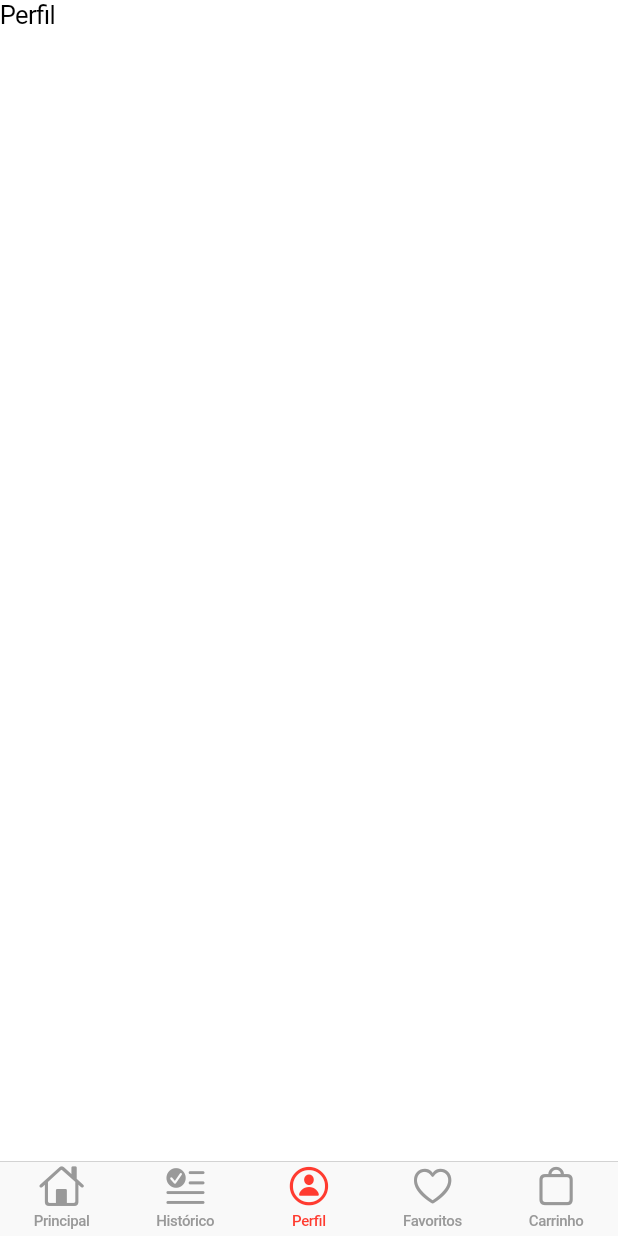
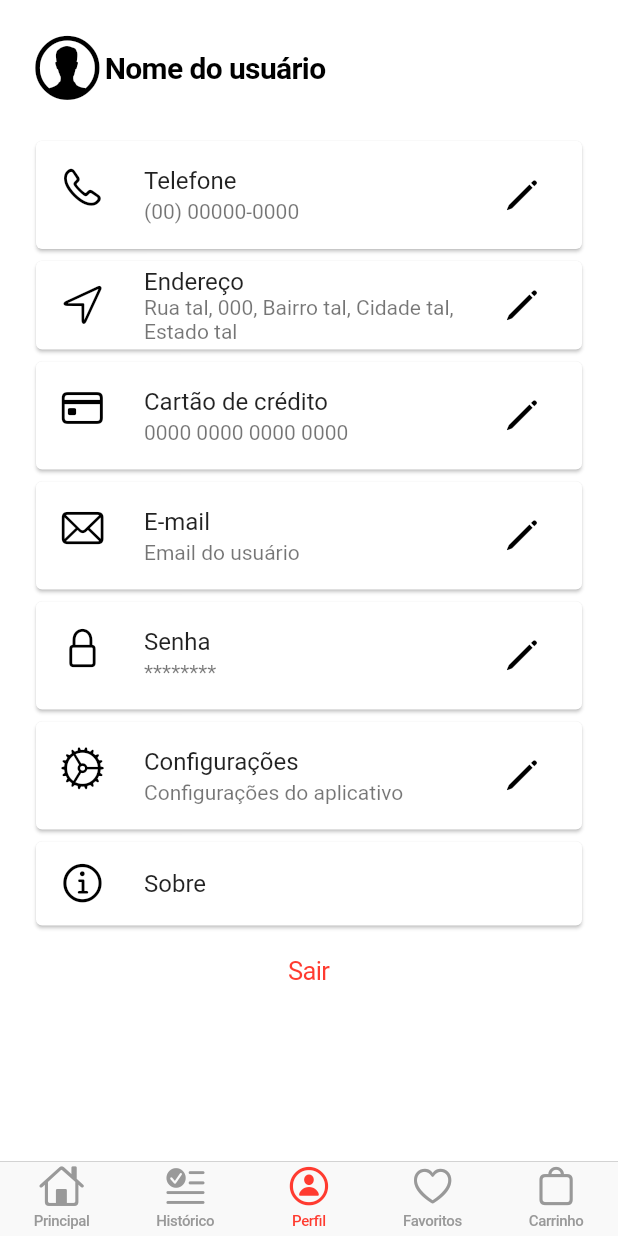
Before and after one commit to RToramaru/delivery_app, a Flutter app: the screen it shows after launch, item 3 of the bottom bar chosen, on a phone screen of 412 x 824 dp. Run offline on Flutter 3.47's test engine with Material 2 defaults, Android fonts, the phone set to English and light mode, and no system bars; our stand-ins replace wave.

Commit message:
create of fragment of profile page

```diff
--- a/lib/pages/fragments/home_fragment.dart
+++ b/lib/pages/fragments/home_fragment.dart
@@ -116,9 +116,9 @@ class _HomeFragmentState extends State<HomeFragment> {
                             ],
                           ),
                           CupertinoButton(
-                            child: Text('Adicionar ao carrinho'),
                             onPressed: () {},
                             padding: const EdgeInsets.all(0),
+                            child: Text('Adicionar ao carrinho'),
                           ),
                         ],
                       ),
--- /dev/null
+++ b/lib/pages/fragments/profile_fragment.dart
@@ -0,0 +1,120 @@
+import 'package:flutter/cupertino.dart';
+import 'package:flutter/material.dart';
+
+class ProfileFragment extends StatefulWidget {
+  const ProfileFragment({Key? key}) : super(key: key);
+
+  @override
+  State<ProfileFragment> createState() => _ProfileFragmentState();
+}
+
+class _ProfileFragmentState extends State<ProfileFragment> {
+  @override
+  Widget build(BuildContext context) {
+    return Container(
+      margin: const EdgeInsets.all(20),
+      child: Column(children: [
+        Row(
+          children: [
+            Icon(CupertinoIcons.person_alt_circle,
+                size: 50, color: CupertinoColors.black),
+            Text('Nome do usuário',
+                style: TextStyle(fontSize: 20, fontWeight: FontWeight.bold)),
+          ],
+        ),
+        Expanded(
+            child: Container(
+          margin: const EdgeInsets.only(top: 20),
+          child: ListView(
+            children: [
+              Card(
+                child: ListTile(
+                  leading: Icon(CupertinoIcons.phone,
+                      size: 30, color: CupertinoColors.black),
+                  title: Text('Telefone'),
+                  subtitle: Text('(00) 00000-0000'),
+                  trailing: IconButton(
+                      icon: Icon(CupertinoIcons.pencil,
+                          size: 30, color: CupertinoColors.black),
+                      onPressed: () {}),
+                ),
+              ),
+              Card(
+                child: ListTile(
+                  leading: Icon(CupertinoIcons.location,
+                      size: 30, color: CupertinoColors.black),
+                  title: Text('Endereço'),
+                  subtitle:
+                      Text('Rua tal, 000, Bairro tal, Cidade tal, Estado tal'),
+                  trailing: IconButton(
+                      icon: Icon(CupertinoIcons.pencil,
+                          size: 30, color: CupertinoColors.black),
+                      onPressed: () {}),
+                ),
+              ),
+              Card(
+                child: ListTile(
+                  leading: Icon(CupertinoIcons.creditcard,
+                      size: 30, color: CupertinoColors.black),
+                  title: Text('Cartão de crédito'),
+                  subtitle: Text('0000 0000 0000 0000'),
+                  trailing: IconButton(
+                      icon: Icon(CupertinoIcons.pencil,
+                          size: 30, color: CupertinoColors.black),
+                      onPressed: () {}),
+                ),
+              ),
+              Card(
+                child: ListTile(
+                  leading: Icon(CupertinoIcons.mail,
+                      size: 30, color: CupertinoColors.black),
+                  title: Text('E-mail'),
+                  subtitle: Text('Email do usuário'),
+                  trailing: IconButton(
+                      icon: Icon(CupertinoIcons.pencil,
+                          size: 30, color: CupertinoColors.black),
+                      onPressed: () {}),
+                ),
+              ),
+              Card(
+                child: ListTile(
+                  leading: Icon(CupertinoIcons.lock,
+                      size: 30, color: CupertinoColors.black),
+                  title: Text('Senha'),
+                  subtitle: Text('********'),
+                  trailing: IconButton(
+                      icon: Icon(CupertinoIcons.pencil,
+                          size: 30, color: CupertinoColors.black),
+                      onPressed: () {}),
+                ),
+              ),
+              Card(
+                child: ListTile(
+                  leading: Icon(CupertinoIcons.settings,
+                      size: 30, color: CupertinoColors.black),
+                  title: Text('Configurações'),
+                  subtitle: Text('Configurações do aplicativo'),
+                  trailing: IconButton(
+                      icon: Icon(CupertinoIcons.pencil,
+                          size: 30, color: CupertinoColors.black),
+                      onPressed: () {}),
+                ),
+              ),
+              GestureDetector(
+                onTap: () {},
+                child: Card(
+                  child: ListTile(
+                    leading: Icon(CupertinoIcons.info,
+                        size: 30, color: CupertinoColors.black),
+                    title: Text('Sobre'),
+                  ),
+                ),
+              ),
+              CupertinoButton(child: Text('Sair'), onPressed: () {}),
+            ],
+          ),
+        ))
+      ]),
+    );
+  }
+}
--- a/lib/pages/home_page.dart
+++ b/lib/pages/home_page.dart
@@ -1,4 +1,5 @@
 import 'package:delivery_app/pages/fragments/home_fragment.dart';
+import 'package:delivery_app/pages/fragments/profile_fragment.dart';
 import 'package:flutter/cupertino.dart';
 
 class HomePage extends StatefulWidget {
@@ -12,7 +13,7 @@ class _HomePageState extends State<HomePage> {
   List<Widget> screens = [
     HomeFragment(),
     const Text('Histórico'),
-    const Text('Perfil'),
+    ProfileFragment(),
     const Text('Favoritos'),
     const Text('Carrinho'),
   ];
```
